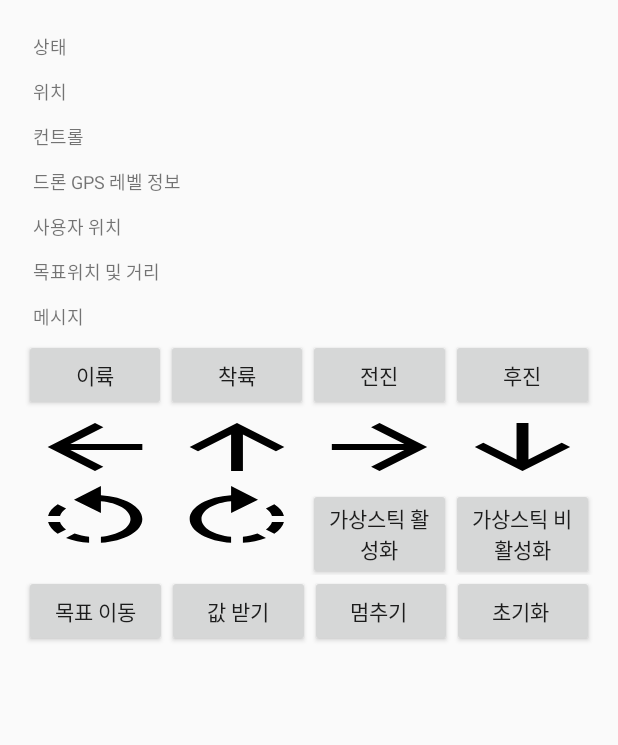
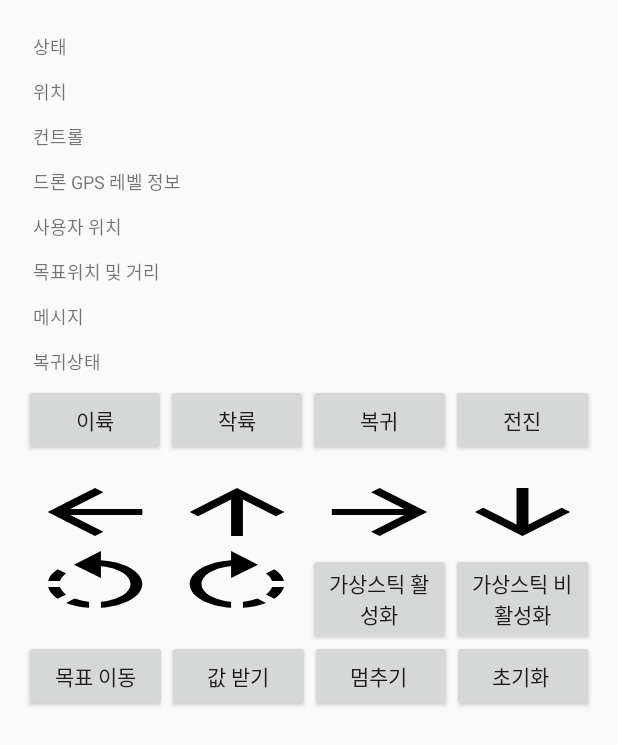
Before and after one commit to soddong/wingwing, an Android app built with Jetpack Compose: the FlightControlActivity screen opened directly, with no data from a screen before it, on a phone screen of 412 x 824 dp. Shown: the top 745 px of the screen. Run offline under Robolectric (Android 15) with nearby library versions, the phone set to English and light mode, and no system bars; libraries missing offline, so code that uses them is left out: dji.sdk.keyvalue, dji.v5.common, dji.v5.et, dji.v5.manager; 19 statements that could not run were skipped.

Commit message:
[#S11P31A307-410] Feat: 드론 복귀 기능 구현
* 버튼 클릭시 GoHome Key 실행

```diff
--- a/shieldrone-station-app/app/src/main/java/com/shieldrone/station/model/FlightControlModel.kt
+++ b/shieldrone-station-app/app/src/main/java/com/shieldrone/station/model/FlightControlModel.kt
@@ -17,12 +17,16 @@
 import com.shieldrone.station.data.StickPosition
 import dji.sdk.keyvalue.key.FlightControllerKey
 import dji.sdk.keyvalue.key.KeyTools
+import dji.sdk.keyvalue.value.flightcontroller.FCGoHomeState
 import dji.v5.common.callback.CommonCallbacks
 import dji.v5.common.error.ErrorType
 import dji.v5.common.error.IDJIError
 import dji.v5.et.action
 import dji.v5.et.get
 import dji.v5.manager.KeyManager
+import dji.v5.manager.aircraft.flightrecord.FlightLogManager
+import dji.sdk.keyvalue.value.flightcontroller.GoHomePathMode
+
 import dji.v5.manager.aircraft.virtualstick.VirtualStickManager
 import dji.v5.manager.interfaces.IVirtualStickManager
 import kotlin.math.abs
@@ -49,6 +53,10 @@
         val compassHeading by lazy { KeyTools.createKey(FlightControllerKey.KeyCompassHeading) }
         val keyGPSSignalLevel by lazy { KeyTools.createKey(FlightControllerKey.KeyGPSSignalLevel) }
         val attitude by lazy { KeyTools.createKey(FlightControllerKey.KeyAircraftAttitude) }
+
+        val goToHome by lazy { KeyTools.createKey(FlightControllerKey.KeyStartGoHome) }
+        val stopToHome by lazy { KeyTools.createKey(FlightControllerKey.KeyStopGoHome) }
+        val homeState by lazy { KeyTools.createKey(FlightControllerKey.KeyGoHomeState) }
     }
 
     // Virtual Stick 입력 값을 초기화하는 메서드
@@ -294,6 +302,16 @@
         })
     }
 
+    fun subscribeGoHomeState(onUpdate: (FCGoHomeState) -> Unit) {
+        // KeyManager를 통해 GoHome 상태를 구독
+        KeyManager.getInstance().listen(homeState, this) { _, data ->
+            data?.let { goHomeState ->
+                Log.d(FLIGHT_CONTROL_TAG, "GoHome 상태 업데이트: $goHomeState")
+                onUpdate(goHomeState)
+            } ?: Log.e(FLIGHT_CONTROL_TAG, "GoHome 상태를 가져오지 못했습니다.")
+        }
+    }
+
     /**
      * Control 값을 설정하는 메서드
      */
@@ -483,6 +501,41 @@
         Log.d(SIMULATOR_TAG, "Adjusting yaw with yawRate: $yawRate")
     }
 
+    /**
+     * 드론을 홈 포인트로 복귀시키는 메서드 (Return to Home)
+     */
+    fun startReturnToHome(callback: CommonCallbacks.CompletionCallback) {
+        KeyManager.getInstance().run {
+            goToHome
+                .action({
+                    onDestroy()
+                    callback.onSuccess()
+                }, { e: IDJIError ->
+                    callback.onFailure(e)
+                })
+        }
+    }
+
+    /**
+     * Return to Home 중지
+     */
+//    fun stopReturnToHome(callback: CommonCallbacks.CompletionCallback) {
+//        KeyManager.getInstance().performAction(stopToHome, object : CommonCallbacks.CompletionCallback {
+//            override fun onSuccess() {
+//                Log.d(FLIGHT_CONTROL_TAG, "Return to Home 중지됨")
+//                callback.onSuccess()
+//            }
+//
+//            override fun onFailure(error: IDJIError) {
+//                Log.e(FLIGHT_CONTROL_TAG, "Return to Home 중지 실패: ${error.description()}")
+//                callback.onFailure(error)
+//            }
+//        })
+//    }
+
+
+
+
     // 8. Control Value Settings, Print Logs
     /**
      * Control 값을 설정하고 로그를 출력하는 메서드
--- a/shieldrone-station-app/app/src/main/java/com/shieldrone/station/ui/FlightControlActivity.kt
+++ b/shieldrone-station-app/app/src/main/java/com/shieldrone/station/ui/FlightControlActivity.kt
@@ -60,6 +60,7 @@
         binding.btnRotateLeft.setOnClickListener { flightControlVM.rotateLeft() }
         binding.btnRotateRight.setOnClickListener { flightControlVM.rotateRight() }
         binding.btnInitValue.setOnClickListener { flightControlVM.initVirtualStickValue() }
+        binding.btnGoToHome.setOnClickListener{ flightControlVM.startReturnToHome() }
     }
 
     @SuppressLint("SetTextI18n")
@@ -104,6 +105,10 @@
             updateTargetLocation()
         }
 
+        flightControlVM.goHomeState.observe(this) { message ->
+            binding.txtGoHomeMessage.text = message.toString()
+        }
+
     }
 
     @SuppressLint("DefaultLocale")
--- a/shieldrone-station-app/app/src/main/res/layout/flight_control_activity.xml
+++ b/shieldrone-station-app/app/src/main/res/layout/flight_control_activity.xml
@@ -56,6 +56,13 @@
         android:text="메시지"
         android:textSize="12sp"
         android:padding="6dp" />
+    <TextView
+        android:id="@+id/txtGoHomeMessage"
+        android:layout_width="match_parent"
+        android:layout_height="wrap_content"
+        android:text="복귀상태"
+        android:textSize="12sp"
+        android:padding="6dp" />
     <!-- 버튼들 (4개씩 한 줄에 배치) -->
 
     <LinearLayout
@@ -77,6 +84,12 @@
             android:layout_height="wrap_content"
             android:layout_weight="1"
             android:text="착륙" />
+        <Button
+            android:id="@+id/btnGoToHome"
+            android:layout_width="0dp"
+            android:layout_height="wrap_content"
+            android:layout_weight="1"
+            android:text="복귀" />
 
         <Button
             android:id="@+id/btnMoveForward"
```
Also changed, not shown: shieldrone-station-app/app/src/main/java/com/shieldrone/station/model/FlightControlVM.kt (+25 -0 lines).
